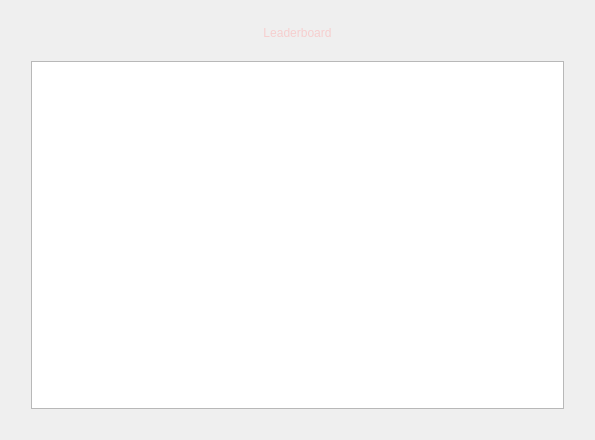
Before: the Qt Designer form MATFWars/leaderboard.ui in Divljo31/MATFWars, drawn with Qt 5.
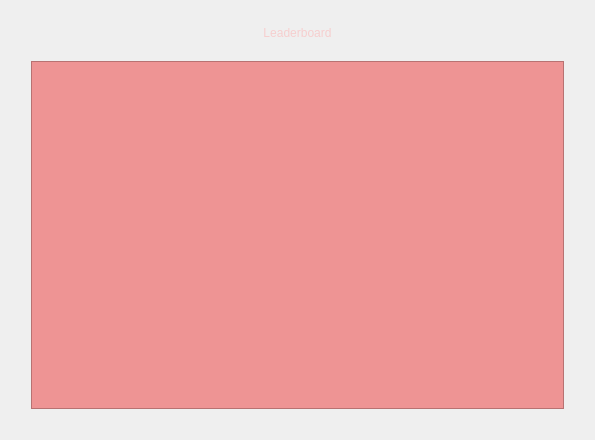
After: the same form once the commit is applied. Icons and pictures are not drawn.

What changed in the file:
```diff
--- a/MATFWars/leaderboard.ui
+++ b/MATFWars/leaderboard.ui
@@ -97,9 +97,8 @@
         <bool>false</bool>
        </property>
        <property name="styleSheet">
-        <string>
-        font: 600 15pt &quot;URW Bookman&quot;;
-        background-image: url(:/background/backgroundBtns.jpg);
+        <string notr="true"> font: 600 15pt &quot;URW Bookman&quot;;
+background-color: rgb(238, 148, 148);
 </string>
        </property>
        <property name="verticalScrollBarPolicy">
```
